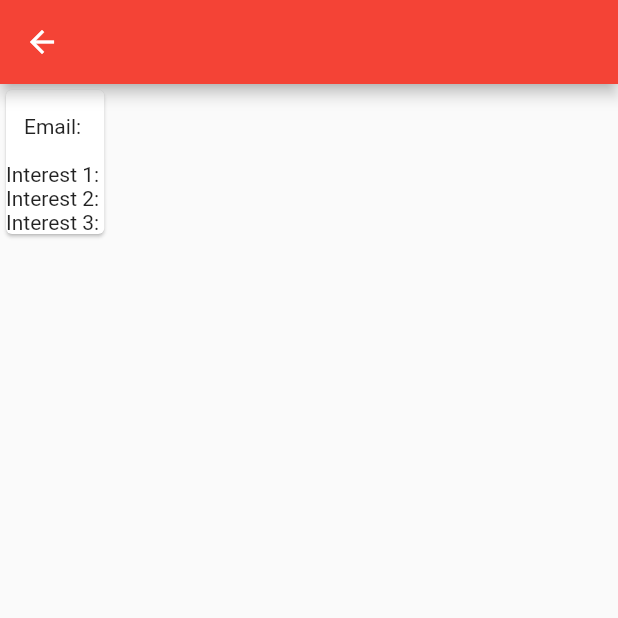
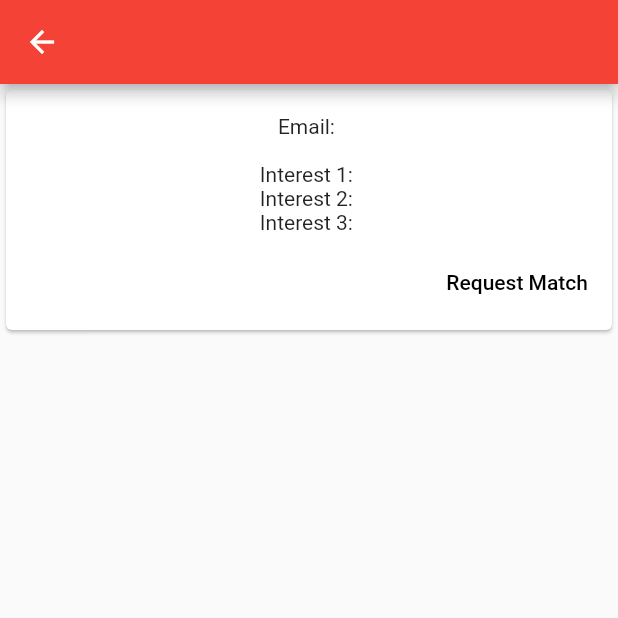
Before and after one commit to istvanfedak/spot-buddy, a Flutter app: the DetailPage screen opened directly with empty values, on a phone screen of 412 x 824 dp, the top half of it. Run offline on Flutter 3.47's test engine with Material 2 defaults, Android fonts, the phone set to English and light mode, and no system bars; our stand-ins replace cloud_firestore, firebase_analytics, firebase_auth, geolocator, google_maps_flutter, location and 1 more; missing offline and left inert: geoflutterfire, permission; accounts and stored records are empty.

```diff
--- a/lib/feed.dart
+++ b/lib/feed.dart
@@ -84,13 +84,6 @@ class _ListPageState extends State<ListPage> {
                         ],
                       ),
                     );
-
-                    /*return ListTile(
-                      title: Text(snapshot.data[index].data["date"]), //sub in fname, lname etc
-                      subtitle: Text(snapshot.data[index].data["start_address"]),
-                      //subtitle: Text(snapshot.data[index].data["end_address"]),
-
-                    );*/
                   });
             }
           }),
@@ -120,13 +113,18 @@ class _DetailPageState extends State<DetailPage>{
               Text('Interest 1: ' + widget.user.data["interest1"]),
               Text('Interest 2: '+ widget.user.data["interest2"]),
               Text('Interest 3: ' + widget.user.data["interest3"]),
-
+              ButtonTheme.bar( // make buttons use the appropriate styles for cards
+               child: ButtonBar(
+               children: <Widget>[
+                FlatButton(
+                  child: const Text('Request Match'),
+                  onPressed: () => null
+                ),
+                ],
+                ),
+               ),
             ],
           ),
-          /*child: ListTile(
-          title: Text(widget.ride.data["date"]),
-          subtitle: Text(widget.ride.data["start_address"]),
-        ),*/
         ),
       ),
     );
```
